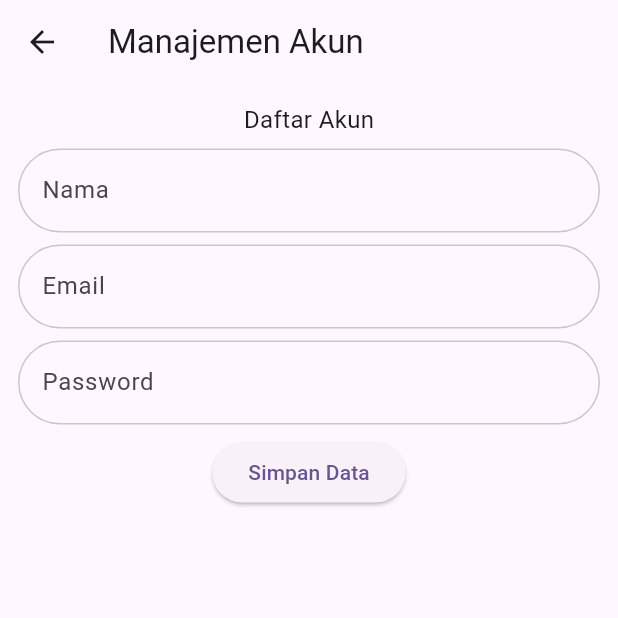
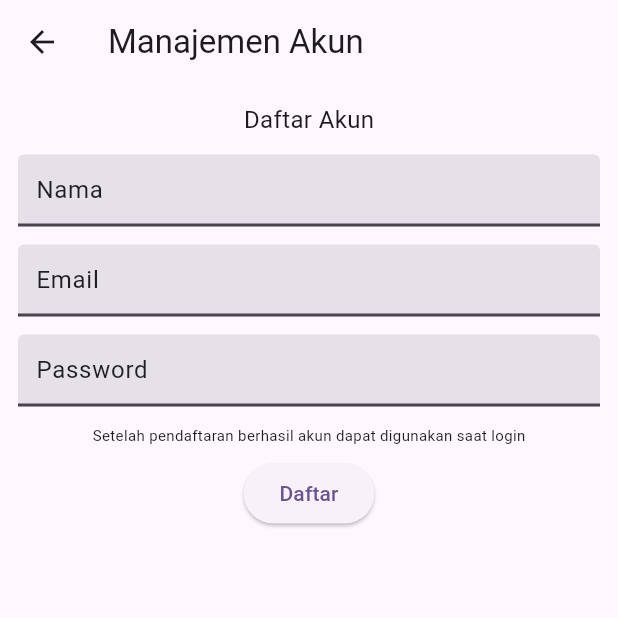
Before and after one commit to gerrybagaskoro/tugas_13_ppkdjp_mpro_b3_2025, a Flutter app: the UserScreen screen opened directly, on a phone screen of 412 x 824 dp, the top half of it. Run offline on Flutter 3.47's test engine with Material 3 defaults, Android fonts, the phone set to English and light mode, and no system bars; our stand-ins replace shared_preferences, sqflite; accounts and stored records are empty.

Commit message:
refactor user screen layout and improve form styling

```diff
--- a/lib/screens/user_screen.dart
+++ b/lib/screens/user_screen.dart
@@ -1,4 +1,4 @@
-// ignore_for_file: use_build_context_synchronously
+// ignore_for_file: use_build_context_synchronously, deprecated_member_use
 
 import 'package:flutter/material.dart';
 import 'package:tugas_13_laporan_keuangan_harian/models/users.dart';
@@ -91,12 +91,17 @@ class _UserScreenState extends State<UserScreen> {
         child: Column(
           children: [
             const Text("Daftar Akun", style: TextStyle(fontSize: 16)),
-            const SizedBox(height: 8),
+            const SizedBox(height: 12),
             TextFormConst(hintText: "Nama", controller: nameController),
-            const SizedBox(height: 8),
+            const SizedBox(height: 12),
             TextFormConst(hintText: "Email", controller: emailController),
-            const SizedBox(height: 8),
+            const SizedBox(height: 12),
             TextFormConst(hintText: "Password", controller: passwordController),
+            const SizedBox(height: 12),
+            Text(
+              "Setelah pendaftaran berhasil akun dapat digunakan saat login",
+              style: TextStyle(fontSize: 10, fontWeight: FontWeight.w400),
+            ),
             const SizedBox(height: 8),
             ElevatedButton(
               onPressed: () async {
@@ -129,7 +134,7 @@ class _UserScreenState extends State<UserScreen> {
 
                 getUser();
               },
-              child: const Text("Simpan Data"),
+              child: const Text("Daftar"),
             ),
             ListView.builder(
               physics: const NeverScrollableScrollPhysics(),
@@ -138,6 +143,7 @@ class _UserScreenState extends State<UserScreen> {
               itemBuilder: (BuildContext context, int index) {
                 final dataUserLogin = users[index];
                 return ListTile(
+                  leading: Icon(Icons.person),
                   title: Text(dataUserLogin.name!),
                   subtitle: Text(dataUserLogin.email),
                   trailing: Row(
@@ -183,26 +189,30 @@ class TextFormConst extends StatelessWidget {
   Widget build(BuildContext context) {
     return TextFormField(
       controller: controller,
+      style: TextStyle(color: Colors.black87, fontSize: 16),
       onChanged: onChanged,
       decoration: InputDecoration(
         hintText: hintText,
-        border: OutlineInputBorder(
-          borderRadius: BorderRadius.circular(32),
-          borderSide: BorderSide(
-            color: Colors.black.withOpacity(0.2),
-            width: 1.0,
-          ),
+        hintStyle: TextStyle(color: Colors.black87, fontSize: 16),
+        // border: OutlineInputBorder(
+        //   borderRadius: BorderRadius.circular(16),
+        //   borderSide: BorderSide(
+        //     color: const Color(0xFF1D1B20).withOpacity(0.2),
+        //     width: 2.0,
+        //   ),
+        // ),
+        // focusedBorder: OutlineInputBorder(
+        //   borderSide: const BorderSide(color: Color(0xFF1D1B20), width: 1.0),
+        // ),
+        labelStyle: TextStyle(color: const Color(0xFF1D1B20)),
+        filled: true,
+        fillColor: const Color(0xFFE6E0E9),
+        enabledBorder: UnderlineInputBorder(
+          borderSide: BorderSide(color: const Color(0xFF49454F), width: 2),
         ),
-        focusedBorder: OutlineInputBorder(
-          borderRadius: BorderRadius.circular(32),
-          borderSide: const BorderSide(color: Colors.black, width: 1.0),
-        ),
-        enabledBorder: OutlineInputBorder(
-          borderRadius: BorderRadius.circular(32),
-          borderSide: BorderSide(
-            color: Colors.black.withOpacity(0.2),
-            width: 1.0,
-          ),
+        contentPadding: const EdgeInsets.symmetric(
+          vertical: 8.0,
+          horizontal: 8.0,
         ),
       ),
     );
```
